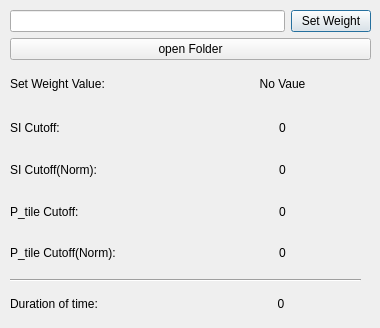
Qt form myapp.ui (Hu-nie/Threshold-segmentation-algorithm) before a commit.
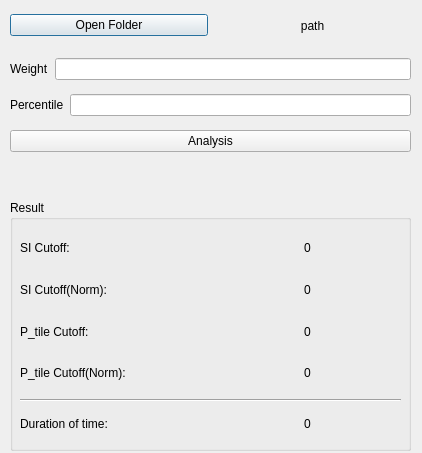
The same form after that commit.

What changed in the file:
```diff
--- a/myapp.ui
+++ b/myapp.ui
@@ -6,41 +6,27 @@
    <rect>
     <x>0</x>
     <y>0</y>
-    <width>380</width>
-    <height>328</height>
+    <width>422</width>
+    <height>453</height>
    </rect>
   </property>
   <property name="windowTitle">
    <string>Dialog</string>
   </property>
-  <widget class="QWidget" name="verticalLayoutWidget">
+  <widget class="QWidget" name="horizontalLayoutWidget_2">
    <property name="geometry">
     <rect>
      <x>10</x>
      <y>10</y>
-     <width>361</width>
-     <height>91</height>
+     <width>401</width>
+     <height>31</height>
     </rect>
    </property>
-   <layout class="QVBoxLayout" name="verticalLayout">
-    <item>
-     <layout class="QHBoxLayout" name="horizontalLayout_4">
-      <item>
-       <widget class="QLineEdit" name="lineEdit"/>
-      </item>
-      <item>
-       <widget class="QPushButton" name="get_value">
-        <property name="text">
-         <string>Set Weight</string>
-        </property>
-       </widget>
-      </item>
-     </layout>
-    </item>
+   <layout class="QHBoxLayout" name="horizontalLayout_2">
     <item>
      <widget class="QPushButton" name="pushButton_open">
       <property name="text">
-       <string>open Folder</string>
+       <string>Open Folder</string>
       </property>
       <property name="autoRepeatInterval">
        <number>97</number>
@@ -51,25 +37,115 @@
      </widget>
     </item>
     <item>
-     <layout class="QHBoxLayout" name="horizontalLayout_3">
+     <widget class="QLabel" name="path_label">
+      <property name="text">
+       <string>path</string>
+      </property>
+      <property name="alignment">
+       <set>Qt::AlignCenter</set>
+      </property>
+     </widget>
+    </item>
+   </layout>
+  </widget>
+  <widget class="QWidget" name="verticalLayoutWidget">
+   <property name="geometry">
+    <rect>
+     <x>10</x>
+     <y>50</y>
+     <width>401</width>
+     <height>110</height>
+    </rect>
+   </property>
+   <layout class="QVBoxLayout" name="verticalLayout">
       <item>
-       <widget class="QLabel" name="label">
+     <layout class="QHBoxLayout" name="horizontalLayout_4">
+      <item>
+       <widget class="QLabel" name="label_5">
         <property name="text">
-         <string>Set Weight Value:</string>
+         <string>Weight</string>
         </property>
        </widget>
       </item>
       <item>
-       <widget class="QLabel" name="text_label">
+       <widget class="QLineEdit" name="weight_value"/>
+      </item>
+     </layout>
+    </item>
+    <item>
+     <layout class="QHBoxLayout" name="horizontalLayout_8">
+      <item>
+       <widget class="QLabel" name="label_6">
         <property name="text">
-         <string>No Vaue</string>
+         <string>Percentile</string>
         </property>
-        <property name="alignment">
-         <set>Qt::AlignCenter</set>
+       </widget>
+      </item>
+      <item>
+       <widget class="QLineEdit" name="percentile_value"/>
+      </item>
+     </layout>
+    </item>
+    <item>
+     <widget class="QPushButton" name="Analysis_Button">
+      <property name="text">
+       <string>Analysis</string>
         </property>
        </widget>
       </item>
      </layout>
+  </widget>
+  <widget class="QGroupBox" name="groupBox">
+   <property name="geometry">
+    <rect>
+     <x>10</x>
+     <y>200</y>
+     <width>401</width>
+     <height>251</height>
+    </rect>
+   </property>
+   <property name="title">
+    <string>Result</string>
+   </property>
+   <widget class="Line" name="line">
+    <property name="geometry">
+     <rect>
+      <x>10</x>
+      <y>190</y>
+      <width>381</width>
+      <height>20</height>
+     </rect>
+    </property>
+    <property name="orientation">
+     <enum>Qt::Horizontal</enum>
+    </property>
+   </widget>
+   <widget class="QWidget" name="horizontalLayoutWidget">
+    <property name="geometry">
+     <rect>
+      <x>10</x>
+      <y>210</y>
+      <width>381</width>
+      <height>27</height>
+     </rect>
+    </property>
+    <layout class="QHBoxLayout" name="horizontalLayout">
+     <item>
+      <widget class="QLabel" name="label_4">
+       <property name="text">
+        <string>Duration of time:</string>
+       </property>
+      </widget>
+     </item>
+     <item>
+      <widget class="QLabel" name="label_3">
+       <property name="text">
+        <string>0</string>
+       </property>
+       <property name="alignment">
+        <set>Qt::AlignCenter</set>
+       </property>
+      </widget>
     </item>
    </layout>
   </widget>
@@ -77,8 +153,8 @@
    <property name="geometry">
     <rect>
      <x>10</x>
-     <y>110</y>
-     <width>361</width>
+      <y>30</y>
+      <width>381</width>
      <height>161</height>
     </rect>
    </property>
@@ -169,46 +245,21 @@
     </item>
    </layout>
   </widget>
-  <widget class="QWidget" name="horizontalLayoutWidget">
+  </widget>
+  <widget class="QLabel" name="label">
    <property name="geometry">
     <rect>
      <x>10</x>
-     <y>290</y>
-     <width>359</width>
-     <height>27</height>
+     <y>170</y>
+     <width>401</width>
+     <height>21</height>
     </rect>
    </property>
-   <layout class="QHBoxLayout" name="horizontalLayout">
-    <item>
-     <widget class="QLabel" name="label_4">
       <property name="text">
-       <string>Duration of time:</string>
-      </property>
-     </widget>
-    </item>
-    <item>
-     <widget class="QLabel" name="label_3">
-      <property name="text">
-       <string>0</string>
+    <string/>
       </property>
       <property name="alignment">
        <set>Qt::AlignCenter</set>
-      </property>
-     </widget>
-    </item>
-   </layout>
-  </widget>
-  <widget class="Line" name="line">
-   <property name="geometry">
-    <rect>
-     <x>10</x>
-     <y>270</y>
-     <width>351</width>
-     <height>20</height>
-    </rect>
-   </property>
-   <property name="orientation">
-    <enum>Qt::Horizontal</enum>
    </property>
   </widget>
  </widget>
```
Left out of the diff: 4 changed lines with no effect on the pictures. Lines whose indentation alone changed are shown as unchanged.
